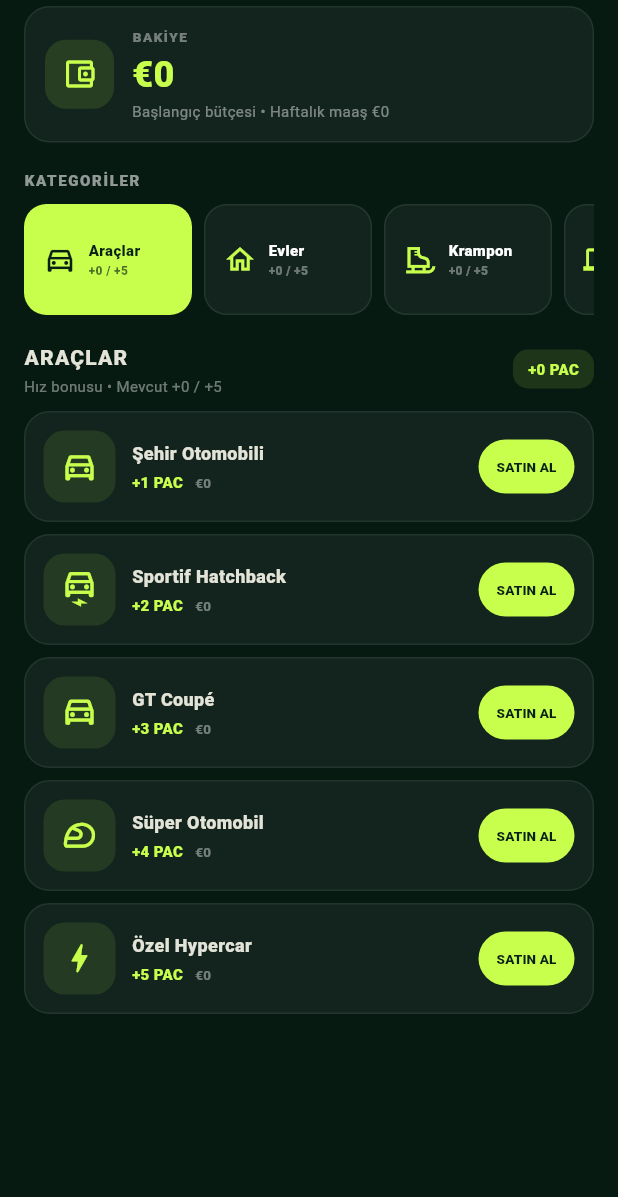
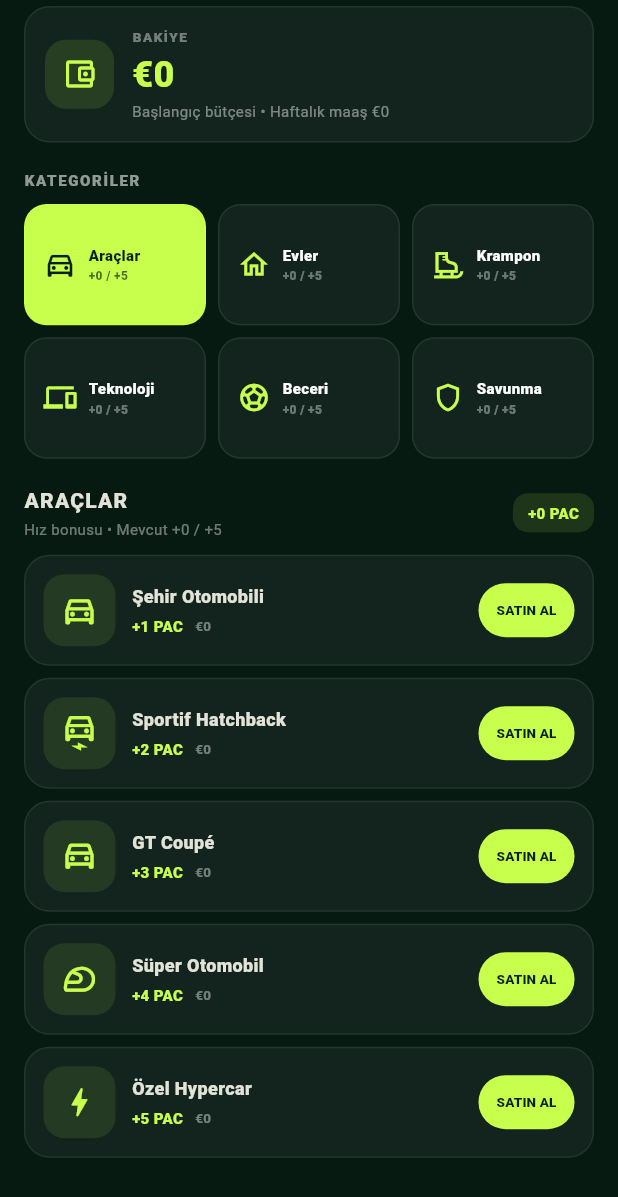
Before and after one commit to mfurkaneraslan/wonderkid, a Flutter app: the _ShopTab widget shown alone on an empty page, opened directly with empty values, on a phone screen of 412 x 824 dp. Shown: the top 1197 px of the screen. Run offline on Flutter 3.47's test engine with Material 3 defaults, Android fonts, the light colour scheme and no system bars; our stand-ins replace shared_preferences; accounts and stored records are empty.

Commit message:
Fit shop categories on mobile

```diff
--- a/lib/career_dashboard_screen.dart
+++ b/lib/career_dashboard_screen.dart
@@ -610,12 +610,16 @@ class _ShopTabState extends State<_ShopTab> {
           const SizedBox(height: 18),
           const _SectionTitle(title: 'KATEGORİLER'),
           const SizedBox(height: 9),
-          SizedBox(
-            height: 74,
-            child: ListView.separated(
-              scrollDirection: Axis.horizontal,
+          GridView.builder(
+            shrinkWrap: true,
+            physics: const NeverScrollableScrollPhysics(),
+            gridDelegate: const SliverGridDelegateWithFixedCrossAxisCount(
+              crossAxisCount: 3,
+              crossAxisSpacing: 8,
+              mainAxisSpacing: 8,
+              childAspectRatio: 1.5,
+            ),
             itemCount: _shopCategories.length,
-              separatorBuilder: (_, _) => const SizedBox(width: 8),
             itemBuilder: (context, index) {
               final item = _shopCategories[index];
               final selected = index == _selectedCategory;
@@ -627,7 +631,6 @@ class _ShopTabState extends State<_ShopTab> {
                 onTap: () => setState(() => _selectedCategory = index),
               );
             },
-            ),
           ),
           const SizedBox(height: 18),
           Row(
@@ -1758,7 +1761,7 @@ class _ShopCategoryChip extends StatelessWidget {
         onTap: onTap,
         borderRadius: BorderRadius.circular(15),
         child: Container(
-          width: 112,
+          width: double.infinity,
           padding: const EdgeInsets.symmetric(horizontal: 12, vertical: 10),
           decoration: BoxDecoration(
             borderRadius: BorderRadius.circular(15),
```
Also changed, not shown: 1 other file. Lines whose indentation alone changed are shown as unchanged.
